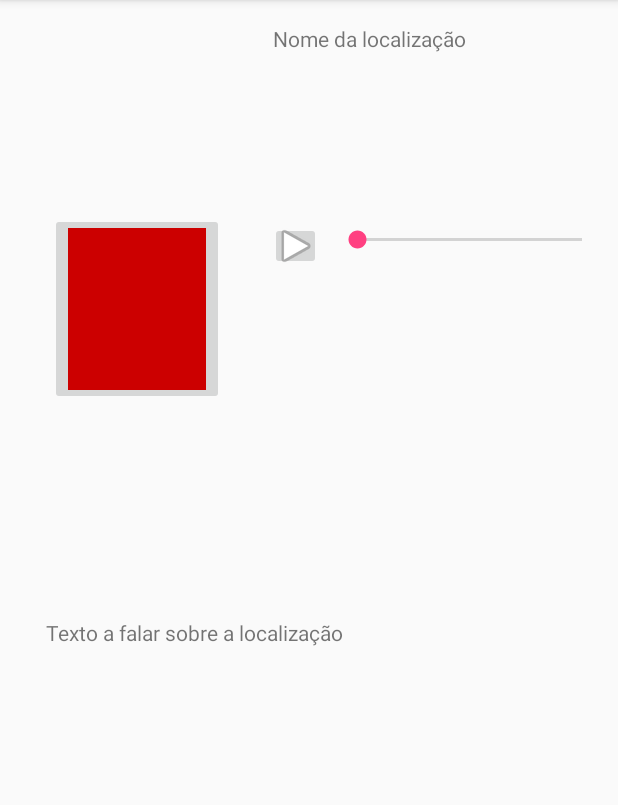
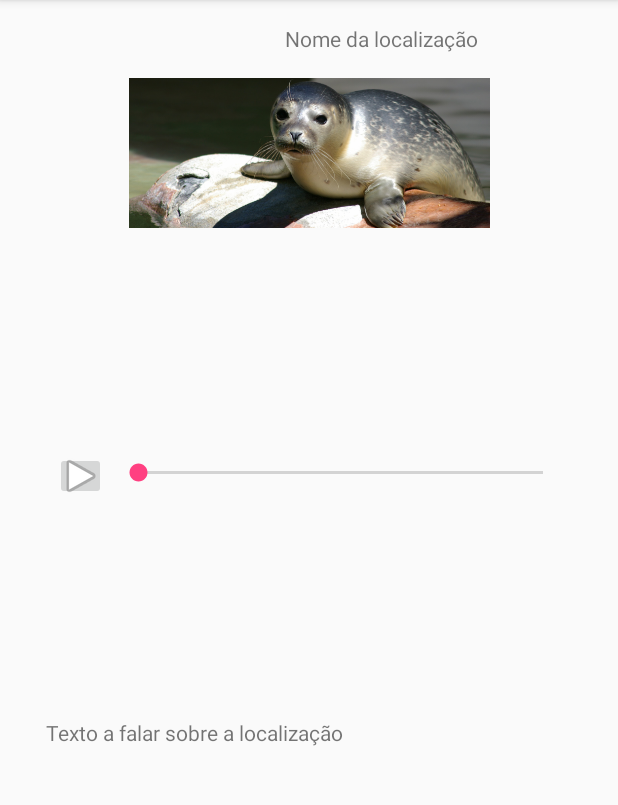
Before and after one commit to bmfcc/DAAM, an Android app: the ZoneInfo screen opened directly, with no data from a screen before it, on a phone screen of 412 x 824 dp, the part 84-889 px from its top. Run offline under Robolectric (Android 15) with nearby library versions, the phone set to English and light mode, and no system bars; libraries missing offline, so code that uses them is left out: com.estimote.mustard, com.estimote.proximity_sdk.

```diff
--- a/app/src/main/java/com/iscte/dam/ZoneInfo.java
+++ b/app/src/main/java/com/iscte/dam/ZoneInfo.java
@@ -20,6 +20,7 @@ import android.util.Log;
 import android.view.MenuItem;
 import android.view.View;
 import android.widget.ImageButton;
+import android.widget.ImageView;
 import android.widget.SeekBar;
 import android.widget.Toast;
 
@@ -44,7 +45,7 @@ public class ZoneInfo extends AppCompatActivity implements SeekBar.OnSeekBarChan
     private ProximityObserver proximityObserver;
     private ProximityObserver.Handler proximityHandler = null;
     private ImageButton startPlaying;
-    private ImageButton animalImage;
+    private ImageView animalImage;
     private SeekBar seekBar;
     private MediaPlayer mPlayer = null;
     private String mFileName = null;
@@ -85,7 +86,7 @@ public class ZoneInfo extends AppCompatActivity implements SeekBar.OnSeekBarChan
         super.onBackPressed();
         SharedPreferences preferences = getSharedPreferences(PREFS_NAME,0);
         SharedPreferences.Editor editor=preferences.edit();
-        editor.putString("activityFromNotification","true");
+        editor.putString("setupBeacons","false");
         editor.commit();
 
         mPlayer.stop();
@@ -94,7 +95,7 @@ public class ZoneInfo extends AppCompatActivity implements SeekBar.OnSeekBarChan
     private void imageBuild(){
         animalImage = findViewById(R.id.animalImage);
 
-        //animalImage.setImageResource();
+        animalImage.setImageResource(R.drawable.foca_comum);
 
     }
 
--- a/app/src/main/res/layout/zone_info.xml
+++ b/app/src/main/res/layout/zone_info.xml
@@ -8,7 +8,7 @@
     <TextView
         android:id="@+id/textView2"
         android:layout_width="351dp"
-        android:layout_height="348dp"
+        android:layout_height="281dp"
         android:layout_marginBottom="8dp"
         android:layout_marginEnd="8dp"
         android:layout_marginStart="8dp"
@@ -20,48 +20,57 @@
     <TextView
         android:id="@+id/textView3"
         android:layout_width="222dp"
-        android:layout_height="50dp"
-        android:layout_marginEnd="8dp"
+        android:layout_height="28dp"
+
         android:layout_marginTop="16dp"
         android:text="Nome da localização"
         app:layout_constraintEnd_toEndOf="parent"
+        app:layout_constraintLeft_toLeftOf="parent"
+        app:layout_constraintRight_toRightOf="parent"
         app:layout_constraintTop_toTopOf="parent" />
 
     <SeekBar
         android:id="@+id/seekBar"
-        android:layout_width="182dp"
+        android:layout_width="302dp"
         android:layout_height="29dp"
         android:layout_marginBottom="8dp"
-        android:layout_marginEnd="8dp"
-        android:layout_marginTop="8dp"
-        app:layout_constraintBottom_toBottomOf="@+id/animalImage"
-        app:layout_constraintEnd_toEndOf="parent"
-        app:layout_constraintTop_toBottomOf="@+id/textView3"
-        app:layout_constraintVertical_bias="0.448" />
+        android:layout_marginEnd="4dp"
 
-    <ImageButton
-        android:id="@+id/animalImage"
-        android:layout_width="116dp"
-        android:layout_height="128dp"
-        android:layout_marginBottom="8dp"
-        android:layout_marginEnd="8dp"
-        android:layout_marginStart="8dp"
+
+        android:layout_marginRight="16dp"
         android:layout_marginTop="8dp"
         app:layout_constraintBottom_toTopOf="@+id/textView2"
-        app:layout_constraintEnd_toStartOf="@+id/textView3"
-        app:layout_constraintStart_toStartOf="parent"
-        app:layout_constraintTop_toTopOf="parent"
-        app:srcCompat="@android:color/holo_red_dark" />
+        app:layout_constraintEnd_toEndOf="@+id/textView2"
+        app:layout_constraintRight_toRightOf="parent"
+        app:layout_constraintTop_toBottomOf="@+id/animalImage" />
 
     <ImageButton
         android:id="@+id/buttonStartPlay"
         android:layout_width="34dp"
         android:layout_height="32dp"
         android:layout_marginEnd="8dp"
+        android:layout_marginLeft="16dp"
+        android:layout_marginStart="8dp"
         android:layout_marginTop="8dp"
         android:onClick="startAudio"
         app:layout_constraintBottom_toBottomOf="@+id/seekBar"
         app:layout_constraintEnd_toStartOf="@+id/seekBar"
+        app:layout_constraintLeft_toLeftOf="parent"
+        app:layout_constraintStart_toStartOf="@+id/textView2"
         app:layout_constraintTop_toTopOf="@+id/seekBar"
+        app:layout_constraintVertical_bias="0.727"
         app:srcCompat="@android:drawable/ic_media_play" />
+
+    <ImageView
+        android:id="@+id/animalImage"
+        android:layout_width="311dp"
+        android:layout_height="100dp"
+        android:layout_marginEnd="8dp"
+        android:layout_marginStart="8dp"
+        android:layout_marginTop="8dp"
+        app:layout_constraintEnd_toEndOf="parent"
+        app:layout_constraintRight_toRightOf="parent"
+        app:layout_constraintStart_toStartOf="parent"
+        app:layout_constraintTop_toBottomOf="@+id/textView3"
+        app:srcCompat="@drawable/ic_stat_name" />
 </android.support.constraint.ConstraintLayout>
```
Also changed, not shown: app/src/main/java/com/iscte/dam/Main2Activity.java (+46 -37 lines), app/src/main/res/layout/nav_header_main2.xml (+1 -7 lines), app/src/main/res/menu/activity_main2_drawer.xml (+6 -6 lines), app/src/main/res/drawable-hdpi/foca_comum.png (added), app/src/main/res/drawable-hdpi/language.png (added), app/src/main/res/drawable-mdpi/foca_comum.png (added), app/src/main/res/drawable-mdpi/language.png (added), app/src/main/res/drawable-xhdpi/foca_comum.png (added), app/src/main/res/drawable-xhdpi/language.png (added), app/src/main/res/drawable-xxhdpi/language.png (added), app/src/main/res/drawable-xxxhdpi/language.png (added), 2 other files.
